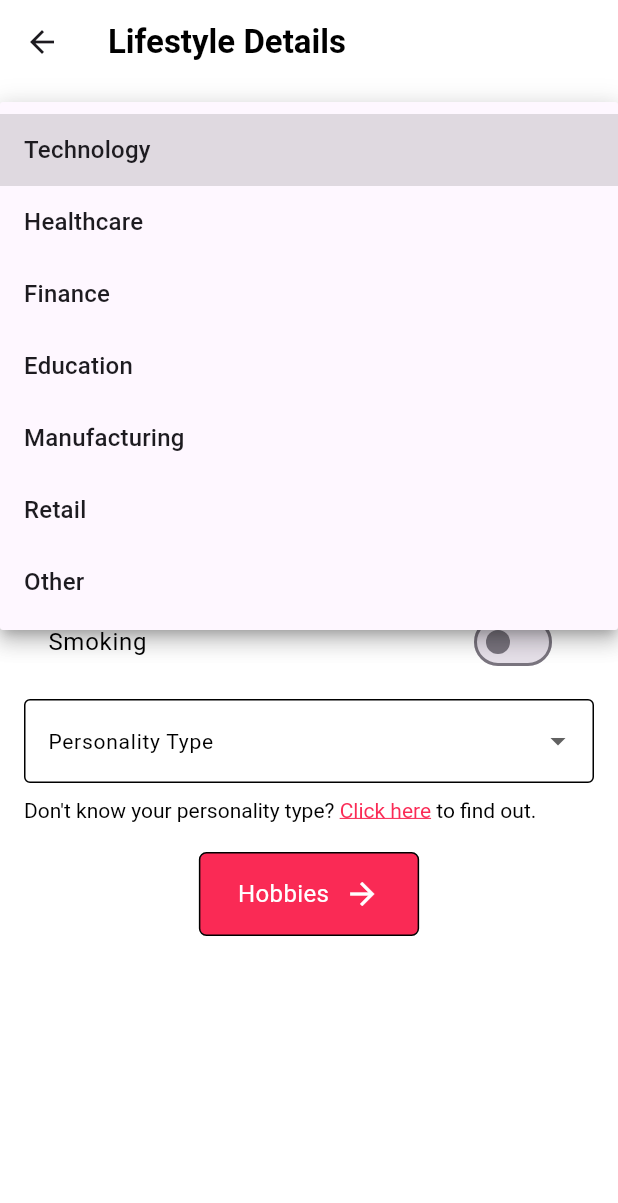
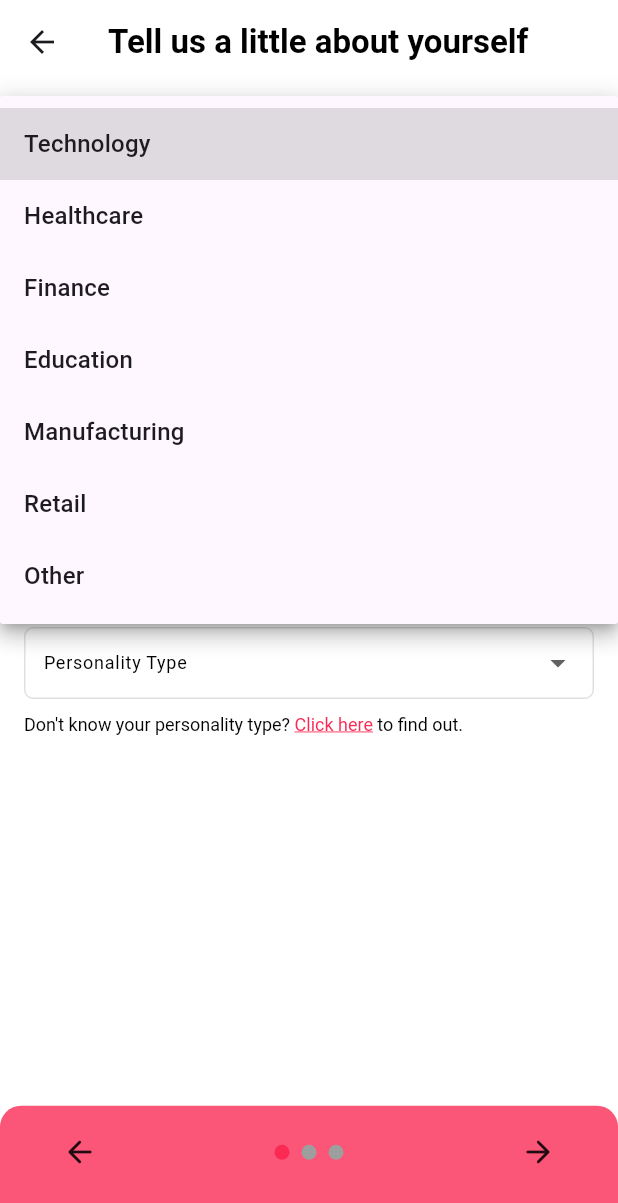
Before and after one commit to Hydra-Bolt/RishtaApp, a Flutter app: the LifeStyleForm screen opened by its route, after a tap on "Job Sector", on a phone screen of 412 x 824 dp. Shown: the top 1203 px of the screen. Run offline on Flutter 3.47's test engine with Material 3 defaults, Android fonts, the phone set to English and light mode, and no system bars; drawn by our look-alikes of smooth_page_indicator; our stand-ins replace supabase, supabase_flutter; accounts and stored records are empty.

```diff
--- a/lib/pages/lifestyle_form.dart
+++ b/lib/pages/lifestyle_form.dart
@@ -1,8 +1,11 @@
 import 'package:flutter/gestures.dart';
 import 'package:flutter/material.dart';
-import 'package:flutter/widgets.dart';
+
+import 'package:smooth_page_indicator/smooth_page_indicator.dart';
+import 'package:supabase_auth/components/my_drop_down.dart';
 import 'package:supabase_auth/components/my_form_field.dart';
 import 'package:supabase_auth/components/my_scaffold.dart';
+import 'package:supabase_auth/main.dart';
 import 'package:supabase_auth/utils/colors.dart';
 import 'package:url_launcher/url_launcher.dart';
 
@@ -17,15 +20,15 @@ class _LifeStyleFormState extends State<LifeStyleForm> {
   final TextEditingController _religionController = TextEditingController();
   final TextEditingController _castController = TextEditingController();
   final TextEditingController _educationController = TextEditingController();
-  final TextEditingController _firstNameController = TextEditingController();
-  final PageController _pageController = PageController(initialPage: 1);
+  final PageController _pageController = PageController(initialPage: 0);
   final List<String> _selectedInterests = [];
+
   // State for dropdown values
   String? _selectedJobSector;
   String? _selectedPersonalityType;
-  bool _smoking = false;
+  String _smoking = 'Never';
   double annualIncome = 10000;
-
+  bool isLastPage = false;
   final List<String> jobSectors = [
     'Technology',
     'Healthcare',
@@ -40,22 +43,20 @@ class _LifeStyleFormState extends State<LifeStyleForm> {
     "Music",
     "Fitness",
     "Crafts",
-    "Dancing",
     "Movies",
     "Games",
     "Reading",
     "Traveling",
     "Cooking",
-    "Gardening",
     "Technology",
     "Science",
     "Photography",
     "Writing",
     "Art",
-    "Coding",
     "Programming",
     "Design",
   ];
+
   final List<String> personalityTypes = [
     'ISTJ',
     'ISFJ',
@@ -86,25 +87,15 @@ class _LifeStyleFormState extends State<LifeStyleForm> {
     "Gardening"
   ];
 
-  final Set<String> selectedHobbies = Set<String>();
+  final Set<String> _selectedHobbies = Set<String>();
 
   @override
   void dispose() {
     // Dispose the controllers when the widget is disposed
-    // _hobbiesController.dispose();
-    // _interestsController.dispose();
     _religionController.dispose();
     _castController.dispose();
     _educationController.dispose();
-    _firstNameController.dispose();
     super.dispose();
-  }
-
-  void _submitPersonal() {
-    print("Form submitted");
-
-    // Implement form submission logic
-    // For example, you can save the data to the database here
   }
 
   void _launchURL() async {
@@ -118,14 +109,15 @@ class _LifeStyleFormState extends State<LifeStyleForm> {
 
   void _toggleHobby(String hobby) {
     setState(() {
-      if (selectedHobbies.contains(hobby)) {
-        selectedHobbies.remove(hobby);
+      if (_selectedHobbies.contains(hobby)) {
+        _selectedHobbies.remove(hobby);
       } else {
-        if (selectedHobbies.length < 5) {
-          selectedHobbies.add(hobby);
+        if (_selectedHobbies.length < 5) {
+          _selectedHobbies.add(hobby);
         } else {
           ScaffoldMessenger.of(context).showSnackBar(
-            SnackBar(content: Text('You can select up to 5 hobbies only.')),
+            const SnackBar(
+                content: Text('You can select up to 5 hobbies only.')),
           );
         }
       }
@@ -142,18 +134,81 @@ class _LifeStyleFormState extends State<LifeStyleForm> {
     });
   }
 
-  void _hobbiesSubmit() {
-    if (selectedHobbies.length < 1) {
-      ScaffoldMessenger.of(context).showSnackBar(
-        SnackBar(content: Text('Please select at least 1 hobby.')),
-      );
-    } else {
+  void _submitPersonal() {
+    // Handle the submission of personal details
+    if (_religionController.text.isEmpty ||
+        _castController.text.isEmpty ||
+        _educationController.text.isEmpty ||
+        _selectedJobSector == null ||
+        _selectedPersonalityType == null) {
+      throw Exception('Please fill in all the required fields.');
+    }
+  }
+
+  void _submitHobbies() {
+    if (_selectedHobbies.length < 1) {
+      throw Exception('Please select at least one hobby.');
+    }
+  }
+
+  void _submitInterests() {
+    if (_selectedInterests.length < 1) {
+      throw Exception('Please select at least one interest.');
+    }
+  }
+
+  void _submit() async {
+    // Handle the submission of personal details
+    try {
+      _submitPersonal();
+    } on Exception catch (e) {
+      ScaffoldMessenger.of(context)
+          .showSnackBar(SnackBar(content: Text(e.toString())));
+      _pageController.jumpToPage(0);
+      return;
+    }
+
     // Handle the submission of selected hobbies
-      ScaffoldMessenger.of(context).showSnackBar(
-        SnackBar(
-            content: Text('Selected Hobbies: ${selectedHobbies.join(", ")}')),
-      );
+    try {
+      _submitHobbies();
+    } on Exception catch (e) {
+      ScaffoldMessenger.of(context)
+          .showSnackBar(SnackBar(content: Text(e.toString())));
+      _pageController.jumpToPage(1);
+      return;
     }
+
+    // Handle the submission of selected interests
+    try {
+      _submitInterests();
+    } on Exception catch (e) {
+      ScaffoldMessenger.of(context)
+          .showSnackBar(SnackBar(content: Text(e.toString())));
+      _pageController.jumpToPage(2);
+      return;
+    }
+    final List<Map<String, dynamic>> response =
+        await supabase.from("lifestyle").insert({
+      "job_sector": _selectedJobSector,
+      "personality_type": _selectedPersonalityType,
+      "annual_income": (annualIncome).toInt(),
+      "hobbies": _selectedHobbies.toString(),
+      "interests": _selectedInterests.toString(),
+      "smoking": _smoking,
+      "education": _educationController.text,
+      "cast": _castController.text,
+      "religion": _religionController.text
+    }).select();
+
+    final id = (response[0]['lid']);
+    await supabase
+        .from("users")
+        .update({"lid": id}).eq("uid", supabase.auth.currentUser!.id);
+    // Navigate to the next page
+    ScaffoldMessenger.of(context)
+        .showSnackBar(SnackBar(content: Text("Done!")));
+
+    Navigator.of(context).pushReplacementNamed('/preference');
   }
 
   @override
@@ -161,13 +216,71 @@ class _LifeStyleFormState extends State<LifeStyleForm> {
     return MyScaffold(
       appBar: AppBar(
         title: const Text(
-          "Lifestyle Details",
+          "Tell us a little about yourself",
           style: TextStyle(color: Colors.black, fontWeight: FontWeight.bold),
         ),
       ),
-      body: PageView(
+      body: Stack(
+        children: [
+          PageView(
+            onPageChanged: (value) => {
+              setState(() {
+                isLastPage = value == 2;
+              })
+            },
             controller: _pageController,
             children: [_personalLifeStyle(), _hobbies(), _interests()],
+          ),
+          Align(
+            alignment: const Alignment(0, 1.12),
+            child: Container(
+              decoration: BoxDecoration(
+                borderRadius: BorderRadius.circular(14),
+                color: AppColors.mainColor.withOpacity(0.8),
+              ),
+              padding: EdgeInsets.only(
+                left: MediaQuery.of(context).size.width * 0.1,
+                right: MediaQuery.of(context).size.width * 0.1,
+                top: 19,
+                bottom: MediaQuery.of(context).size.height * 0.1,
+              ),
+              child: Row(
+                mainAxisAlignment: MainAxisAlignment.spaceBetween,
+                children: [
+                  GestureDetector(
+                      onTap: () {
+                        _pageController.previousPage(
+                            duration: Duration(milliseconds: 400),
+                            curve: Curves.easeInOut);
+                      },
+                      child: Icon(Icons.arrow_back_rounded)),
+                  SmoothPageIndicator(
+                    controller: _pageController,
+                    count: 3,
+                    effect: const WormEffect(
+                      activeDotColor: AppColors.mainColor,
+                      dotWidth: 10,
+                      dotHeight: 10,
+                    ),
+                  ),
+                  isLastPage
+                      ? GestureDetector(
+                          onTap: () {
+                            _submit();
+                          },
+                          child: Icon(Icons.check))
+                      : GestureDetector(
+                          onTap: () {
+                            _pageController.nextPage(
+                                duration: Duration(milliseconds: 400),
+                                curve: Curves.easeInOut);
+                          },
+                          child: Icon(Icons.arrow_forward_rounded)),
+                ],
+              ),
+            ),
+          ),
+        ],
       ),
     );
   }
@@ -175,72 +288,36 @@ class _LifeStyleFormState extends State<LifeStyleForm> {
   Widget _interests() {
     return Column(
       children: [
-        Text(
-          "Interests",
+        const Text(
+          "Any Interests?",
           style: TextStyle(
             fontSize: 18,
-            fontWeight: FontWeight.bold,
+            fontWeight: FontWeight.w600,
           ),
         ),
-        SizedBox(height: 10),
+        const SizedBox(height: 10),
         Expanded(
-          child: GridView.count(
-            crossAxisCount: 3,
-            children: interests.map((interest) {
-              return Stack(
-                children: [
-                  Positioned.fill(
-                    child: Image.network(
-                      'https://fastly.picsum.photos/id/1005/200/300.jpg?hmac=ZygrmRTuNYz9HivXcWqFGXDRVJxIHzaS-8MA0I3NKBw', // Replace with your image URL
-                      fit: BoxFit.cover,
-                    ),
-                  ),
-                  Center(
-                    child: ChoiceChip(
-                      backgroundColor: Colors.white.withOpacity(0.7),
-                      selectedColor: AppColors.mainColor.withOpacity(0.7),
-                      label: Text(interest),
-                      selected: _selectedInterests.contains(interest),
-                      onSelected: (selected) {
-                        _toggleInterest(interest);
-                      },
-                    ),
-                  ),
-                ],
-              );
-            }).toList(),
-          ),
-        ),
-      ],
-    );
-  }
-
-  Padding _hobbies() {
-    return Padding(
-      padding: EdgeInsets.all(16.0),
-      child: Column(
-        children: <Widget>[
-          Text(
-            "Hobbies make you more interesting.",
-            style: TextStyle(fontSize: 16.0, fontWeight: FontWeight.w400),
-          ),
-          Expanded(
+          child: Container(
+            color: Colors.transparent,
+            padding: EdgeInsets.only(
+                bottom: MediaQuery.of(context).size.height * 0.1),
             child: GridView.count(
               crossAxisCount: 2,
-              mainAxisSpacing: 8.0,
-              children: hobbies.map((hobby) {
-                bool isSelected = selectedHobbies.contains(hobby);
+              mainAxisSpacing: 4.0,
+              childAspectRatio: 1.7,
+              children: interests.map((interest) {
+                bool isSelected = _selectedInterests.contains(interest);
                 return Card(
                   elevation: isSelected ? 15.0 : 2.0,
-                  // margin: EdgeInsets.all(8.0),
                   child: InkWell(
-                    onTap: () => _toggleHobby(hobby),
+                    onTap: () => _toggleInterest(interest),
                     splashColor: AppColors.mainColor.withOpacity(0.5),
                     child: Ink(
                       decoration: BoxDecoration(
                         image: DecorationImage(
-                          image: AssetImage(
-                              'assets/images/${hobby.toLowerCase()}.jpg'),
+                          image: const AssetImage(
+                              // 'assets/images/${interest.toLowerCase()}.jpg'),
+                              'assets/images/app_background.png'),
                           fit: BoxFit.cover,
                           colorFilter: ColorFilter.mode(
                             Colors.black.withOpacity(0.4),
@@ -257,15 +334,96 @@ class _LifeStyleFormState extends State<LifeStyleForm> {
                               mainAxisAlignment: MainAxisAlignment.center,
                               children: [
                                 Text(
+                                  interest,
+                                  style: const TextStyle(
+                                    fontSize: 13.0,
+                                    fontWeight: FontWeight.bold,
+                                    color: Colors.white,
+                                  ),
+                                  textAlign: TextAlign.center,
+                                ),
+                                const SizedBox(height: 8.0),
+                                Icon(
+                                  isSelected
+                                      ? Icons.remove_circle
+                                      : Icons.add_circle,
+                                  color: isSelected ? Colors.red : Colors.green,
+                                  size: 22.0,
+                                ),
+                              ],
+                            ),
+                          ),
+                        ],
+                      ),
+                    ),
+                  ),
+                );
+              }).toList(),
+            ),
+          ),
+        ),
+        // SizedBox(height: MediaQuery.of(context).size.height * 0.1),
+      ],
+    );
+  }
+
+  Padding _hobbies() {
+    return Padding(
+      padding: const EdgeInsets.all(16.0),
+      child: Column(
+        children: <Widget>[
+          const Text(
+            "What are your Hobbies?",
+            style: TextStyle(fontSize: 16.0, fontWeight: FontWeight.w600),
+          ),
+          Expanded(
+            child: GridView.count(
+              crossAxisCount: 2,
+              mainAxisSpacing: 8.0,
+              childAspectRatio: 1.6,
+              children: hobbies.map((hobby) {
+                bool isSelected = _selectedHobbies.contains(hobby);
+                return Card(
+                  shape: RoundedRectangleBorder(
+                    borderRadius: BorderRadius.circular(15.0),
+                  ),
+
+                  elevation: isSelected ? 15.0 : 2.0,
+                  // margin: EdgeInsets.all(8.0),
+                  child: InkWell(
+                    borderRadius: BorderRadius.circular(15.0),
+                    onTap: () => _toggleHobby(hobby),
+                    splashColor: AppColors.mainColor.withOpacity(0.5),
+                    child: Ink(
+                      decoration: BoxDecoration(
+                        image: DecorationImage(
+                          image: AssetImage(
+                              'assets/images/hobbies/${hobby.toLowerCase()}.jpg'),
+                          fit: BoxFit.cover,
+                          colorFilter: ColorFilter.mode(
+                            Colors.black.withOpacity(0.4),
+                            BlendMode.darken,
+                          ),
+                        ),
+                        borderRadius: BorderRadius.circular(12.0),
+                      ),
+                      child: Stack(
+                        children: [
+                          Align(
+                            alignment: Alignment.center,
+                            child: Column(
+                              mainAxisAlignment: MainAxisAlignment.center,
+                              children: [
+                                Text(
                                   hobby,
-                                  style: TextStyle(
+                                  style: const TextStyle(
                                     fontSize: 16.0,
                                     fontWeight: FontWeight.bold,
                                     color: Colors.white,
                                   ),
                                   textAlign: TextAlign.center,
                                 ),
-                                SizedBox(height: 8.0),
+                                const SizedBox(height: 8.0),
                                 Icon(
                                   isSelected
                                       ? Icons.remove_circle
@@ -284,36 +442,7 @@ class _LifeStyleFormState extends State<LifeStyleForm> {
               }).toList(),
             ),
           ),
-          SizedBox(height: 16.0),
-          Center(
-            child: GestureDetector(
-              onTap: _hobbiesSubmit,
-              child: Container(
-                padding:
-                    const EdgeInsets.symmetric(vertical: 15, horizontal: 25),
-                decoration: BoxDecoration(
-                  border: Border.all(color: Colors.black),
-                  borderRadius: const BorderRadius.all(Radius.circular(5)),
-                  color: AppColors.mainColor,
-                ),
-                child: Row(
-                  mainAxisSize: MainAxisSize.min,
-                  children: [
-                    const Text(
-                      "Interests",
-                      style: TextStyle(color: Colors.white, fontSize: 16),
-                    ),
-                    const SizedBox(
-                        width: 10), // Add some space between text and icon
-                    const Icon(
-                      Icons.arrow_forward,
-                      color: Colors.white,
-                    ),
-                  ],
-                ),
-              ),
-            ),
-          ),
+          const SizedBox(height: 16.0),
         ],
       ),
     );
@@ -321,62 +450,40 @@ class _LifeStyleFormState extends State<LifeStyleForm> {
 
   SingleChildScrollView _personalLifeStyle() {
     return SingleChildScrollView(
-      padding: EdgeInsets.all(16.0),
+      padding: const EdgeInsets.all(16.0),
       child: Container(
         child: Column(
           crossAxisAlignment: CrossAxisAlignment.start,
           children: <Widget>[
-            DropdownButtonFormField<String>(
-              decoration: const InputDecoration(
-                labelText: 'Job Sector',
-                labelStyle: TextStyle(color: Colors.black),
-                border: OutlineInputBorder(
-                  borderSide: BorderSide(color: Colors.black),
-                ),
-                enabledBorder: OutlineInputBorder(
-                  borderSide: BorderSide(color: Colors.black),
-                ),
-                focusedBorder: OutlineInputBorder(
-                  borderSide: BorderSide(color: Colors.black),
-                ),
-              ),
+            CustomDropdownFormField(
+              label: "Job Sector",
               value: _selectedJobSector,
-              items: jobSectors.map((sector) {
-                return DropdownMenuItem<String>(
-                  value: sector,
-                  child: Text(sector),
-                );
-              }).toList(),
+              items: jobSectors,
               onChanged: (value) {
                 setState(() {
                   _selectedJobSector = value;
                 });
               },
             ),
-            // const SizedBox(height: 10),
-            // CustomTextFormField(
-            //   label: "Hobbies",
-            //   controller: _hobbiesController,
-            //   enabled: true,
-            // ),
-            // const SizedBox(height: 10),
-            // CustomTextFormField(
-            //   label: "Interests",
-            //   controller: _interestsController,
-            //   enabled: true,
-            // ),
             const SizedBox(height: 10),
-            const SizedBox(height: 10),
-            CustomTextFormField(
+            Row(
+              children: [
+                Expanded(
+                  child: CustomTextFormField(
                     label: "Religion",
                     controller: _religionController,
                     enabled: true,
                   ),
-            const SizedBox(height: 10),
-            CustomTextFormField(
+                ),
+                const SizedBox(width: 10),
+                Expanded(
+                  child: CustomTextFormField(
                     label: "Cast",
                     controller: _castController,
                     enabled: true,
+                  ),
+                ),
+              ],
             ),
             const SizedBox(height: 10),
             CustomTextFormField(
@@ -401,52 +508,44 @@ class _LifeStyleFormState extends State<LifeStyleForm> {
                 });
               },
             ),
-            SwitchListTile(
-              title: const Text(
-                "Smoking",
-                style: TextStyle(color: Colors.black),
+            Column(
+              crossAxisAlignment: CrossAxisAlignment.start,
+              children: [
+                Text(
+                  "Do you smoke?",
+                  style: TextStyle(color: Colors.black, fontSize: 18),
                 ),
-              value: _smoking,
-              onChanged: (bool value) {
-                setState(() {
-                  _smoking = value;
-                });
-              },
-              activeColor: AppColors.mainColor,
+                SizedBox(height: 10),
+                SingleChildScrollView(
+                  scrollDirection: Axis.horizontal,
+                  child: Row(
+                    mainAxisAlignment: MainAxisAlignment.start,
+                    crossAxisAlignment: CrossAxisAlignment.start,
+                    children: [
+                      _buildRadioButton('Never'),
+                      _buildRadioButton('Rarely'),
+                      _buildRadioButton('Sometimes'),
+                      _buildRadioButton('Often'),
+                    ],
+                  ),
+                ),
+              ],
             ),
             const SizedBox(height: 10),
-            DropdownButtonFormField<String>(
-              decoration: const InputDecoration(
-                labelText: 'Personality Type',
-                labelStyle: TextStyle(fontSize: 14, color: Colors.black),
-                border: OutlineInputBorder(
-                  borderSide: BorderSide(color: Colors.black),
-                ),
-                enabledBorder: OutlineInputBorder(
-                  borderSide: BorderSide(color: Colors.black),
-                ),
-                focusedBorder: OutlineInputBorder(
-                  borderSide: BorderSide(color: Colors.black),
-                ),
-              ),
+            CustomDropdownFormField(
+                label: 'Personality Type',
                 value: _selectedPersonalityType,
-              items: personalityTypes.map((type) {
-                return DropdownMenuItem<String>(
-                  value: type,
-                  child: Text(type),
-                );
-              }).toList(),
+                items: personalityTypes,
                 onChanged: (value) {
                   setState(() {
                     _selectedPersonalityType = value;
                   });
-              },
-            ),
+                }),
             const SizedBox(height: 10),
             RichText(
               text: TextSpan(
                 text: "Don't know your personality type? ",
-                style: const TextStyle(color: Colors.black),
+                style: const TextStyle(color: Colors.black, fontSize: 12),
                 children: [
                   TextSpan(
                     text: "Click here",
@@ -463,39 +562,40 @@ class _LifeStyleFormState extends State<LifeStyleForm> {
               ),
             ),
             const SizedBox(height: 20),
-
-            Center(
-              child: GestureDetector(
-                onTap: _submitPersonal,
-                child: Container(
-                  padding:
-                      const EdgeInsets.symmetric(vertical: 15, horizontal: 25),
-                  decoration: BoxDecoration(
-                    border: Border.all(color: Colors.black),
-                    borderRadius: const BorderRadius.all(Radius.circular(5)),
-                    color: AppColors.mainColor,
-                  ),
-                  child: Row(
-                    mainAxisSize: MainAxisSize.min,
-                    children: [
-                      const Text(
-                        "Hobbies",
-                        style: TextStyle(color: Colors.white, fontSize: 16),
-                      ),
-                      const SizedBox(
-                          width: 10), // Add some space between text and icon
-                      const Icon(
-                        Icons.arrow_forward,
-                        color: Colors.white,
-                      ),
-                    ],
-                  ),
-                ),
-              ),
-            ),
           ],
         ),
       ),
     );
   }
+
+  Widget _buildRadioButton(String value) {
+    return Transform.scale(
+      alignment: Alignment.centerLeft,
+      scale: 1,
+      child: Row(
+        mainAxisSize: MainAxisSize.min,
+        children: [
+          Radio<String>(
+            value: value,
+            groupValue: _smoking,
+            onChanged: (String? newValue) {
+              setState(() {
+                _smoking = newValue!;
+              });
+            },
+            activeColor: AppColors.mainColor, // Use the custom color
+          ),
+          Text(
+            value,
+            style: TextStyle(
+              fontSize: 10.0,
+              color: _smoking == value ? AppColors.mainColor : Colors.black,
+              fontWeight:
+                  _smoking == value ? FontWeight.bold : FontWeight.normal,
+            ),
+          ),
+        ],
+      ),
+    );
   }
+}
--- a/pubspec.yaml
+++ b/pubspec.yaml
@@ -38,6 +38,8 @@ dependencies:
   supabase_flutter: ^2.5.2
   url_launcher: ^6.3.0
   country_picker: ^2.0.26
+  smooth_page_indicator: ^1.1.0
+
 dev_dependencies:
   flutter_test:
     sdk: flutter
@@ -63,6 +65,7 @@ flutter:
   # To add assets to your application, add an assets section, like this:
   assets:
     - assets/images/
+    - assets/images/hobbies/
   #   - images/a_dot_ham.jpeg
 
   # An image asset can refer to one or more resolution-specific "variants", see
```
Also changed, not shown: lib/pages/user_info_form.dart (+35 -2 lines), assets/images/hobbies/gaming.jpg (renamed from assets/images/gaming.jpg), assets/images/hobbies/gardening.jpg (renamed from assets/images/gardening.jpg), assets/images/hobbies/hiking.jpg (renamed from assets/images/hiking.jpg), assets/images/hobbies/painting.jpg (renamed from assets/images/painting.jpg), assets/images/hobbies/photography.jpg (added), assets/images/hobbies/reading.jpg (added), assets/images/hobbies/traveling.jpg (added), pubspec.lock, 4 other files. Lines whose indentation alone changed are shown as unchanged.
